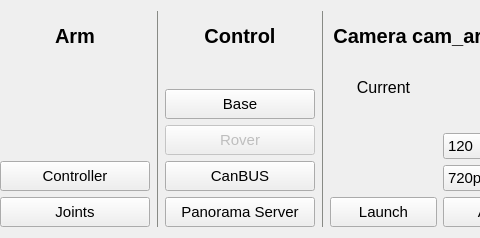
robotique-udes/rover, file rover_launch_control/resource/rover_launch_control.ui: the form before one commit; both pictures show x 389 to 869 and y 0 to 238 of the 1398 by 238 pixel window.
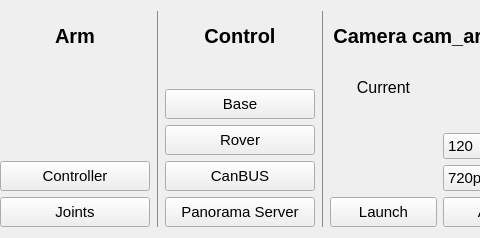
The form after the commit.

Commit message: Enabled rover launch button

Diff of the .ui file:
```diff
--- a/rover_launch_control/resource/rover_launch_control.ui
+++ b/rover_launch_control/resource/rover_launch_control.ui
@@ -523,7 +523,7 @@
                <item>
                 <widget class="QPushButton" name="pb_rover">
                  <property name="enabled">
-                  <bool>false</bool>
+                  <bool>true</bool>
                  </property>
                  <property name="sizePolicy">
                   <sizepolicy hsizetype="Minimum" vsizetype="Fixed">
```
